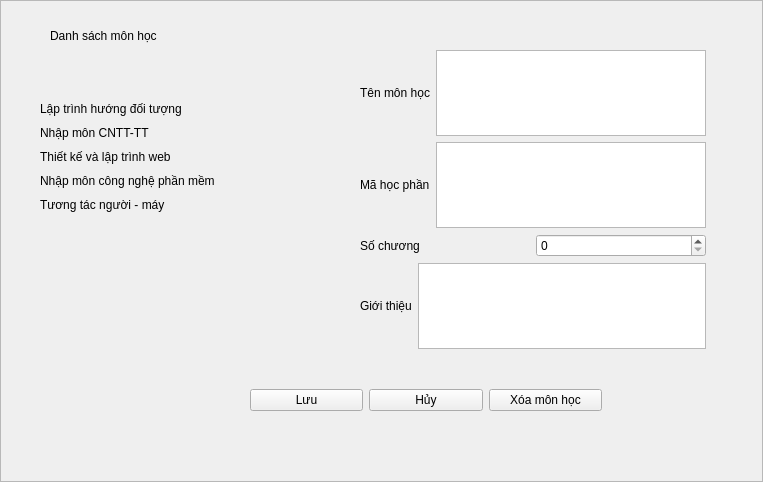
Old version of the form quan_li_cau_hoi/quan_li_cau_hoi.ui in the repository NguyenQuangMinh0504/he_thong_tao_de_thi_cho_giao_vien.
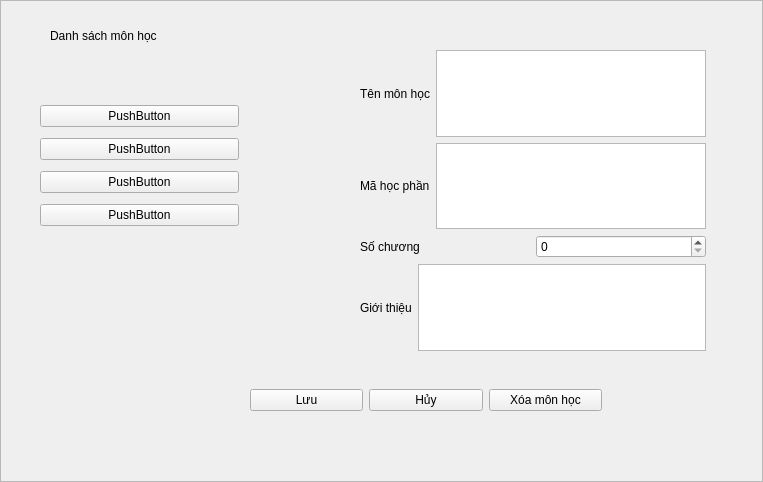
New version of the form.

```diff
--- a/quan_li_cau_hoi/quan_li_cau_hoi.ui
+++ b/quan_li_cau_hoi/quan_li_cau_hoi.ui
@@ -25,7 +25,7 @@
      <x>360</x>
      <y>50</y>
      <width>346</width>
-     <height>299</height>
+     <height>301</height>
     </rect>
    </property>
    <layout class="QVBoxLayout" name="verticalLayout">
@@ -106,42 +106,35 @@
      <x>40</x>
      <y>100</y>
      <width>199</width>
-     <height>114</height>
+     <height>134</height>
     </rect>
    </property>
    <layout class="QVBoxLayout" name="verticalLayout_2">
     <item>
-     <widget class="QLabel" name="label_6">
+     <widget class="QPushButton" name="mon_hoc_1">
       <property name="text">
-       <string>Lập trình hướng đối tượng</string>
+       <string>PushButton</string>
       </property>
      </widget>
     </item>
     <item>
-     <widget class="QLabel" name="label_7">
+     <widget class="QPushButton" name="mon_hoc_2">
       <property name="text">
-       <string>Nhập môn CNTT-TT</string>
+       <string>PushButton</string>
       </property>
      </widget>
     </item>
     <item>
-     <widget class="QLabel" name="label_8">
+     <widget class="QPushButton" name="mon_hoc_3">
       <property name="text">
-       <string>Thiết kế và lập trình web</string>
+       <string>PushButton</string>
       </property>
      </widget>
     </item>
     <item>
-     <widget class="QLabel" name="label_9">
+     <widget class="QPushButton" name="mon_hoc_4">
       <property name="text">
-       <string>Nhập môn công nghệ phần mềm</string>
-      </property>
-     </widget>
-    </item>
-    <item>
-     <widget class="QLabel" name="label_10">
-      <property name="text">
-       <string>Tương tác người - máy</string>
+       <string>PushButton</string>
       </property>
      </widget>
     </item>
```
Left out of the diff: 10 changed lines with no effect on the pictures.
